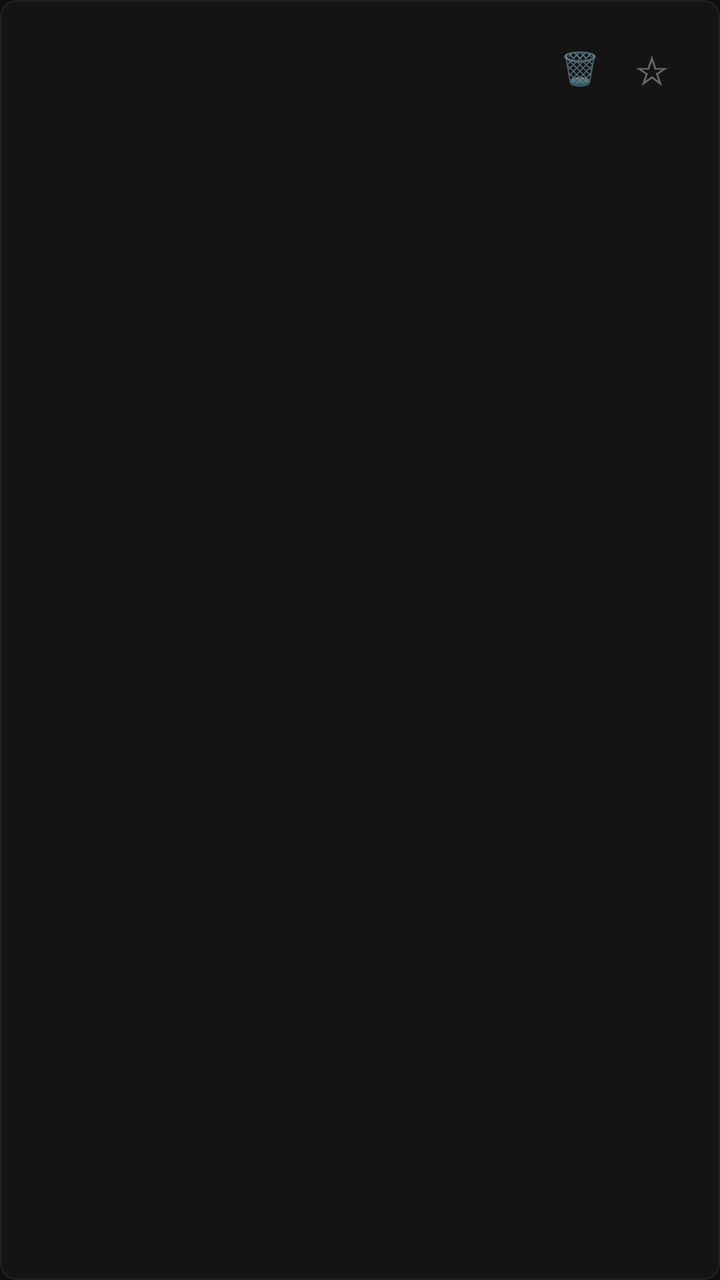
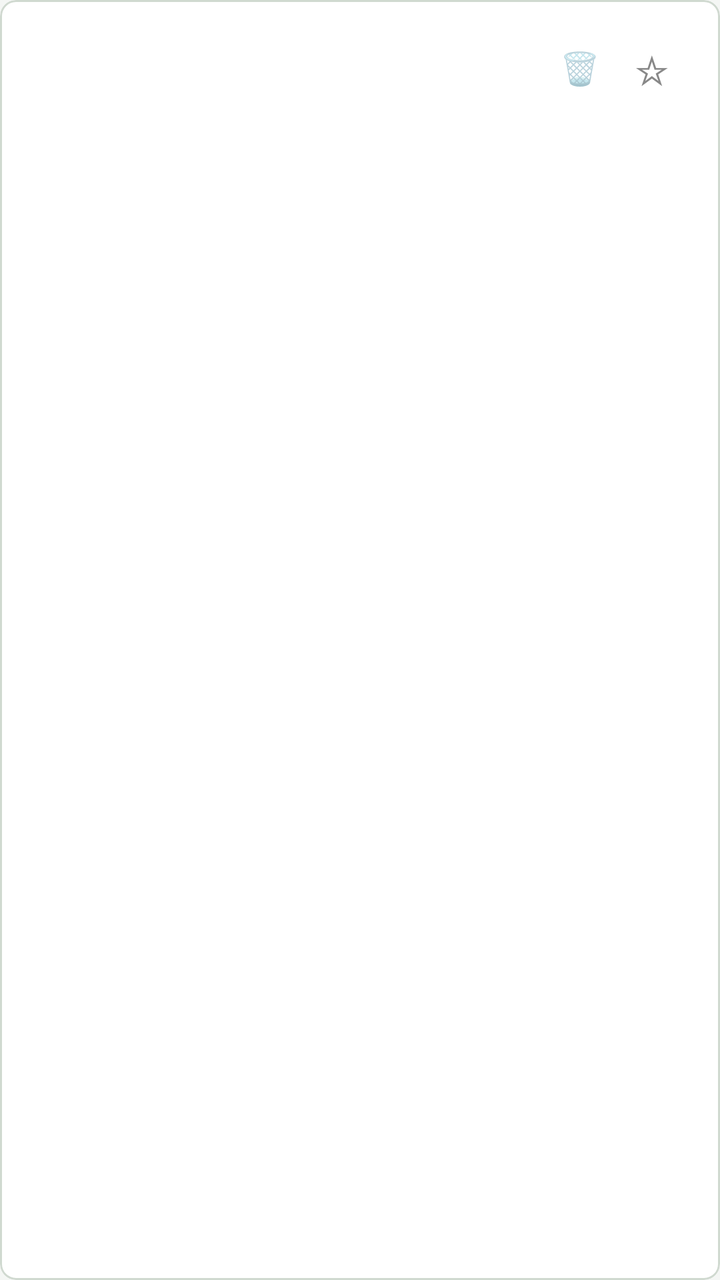

Two renders of the same Android screen: before a commit and after it. Below are the layout's source before the change and the commit's diff.
<!-- AndroidManifest.xml: application theme Theme.FontLens -->
<!-- res/layout/item_font_card.xml -->
<?xml version="1.0" encoding="utf-8"?>
<com.google.android.material.card.MaterialCardView
    xmlns:android="http://schemas.android.com/apk/res/android"
    xmlns:app="http://schemas.android.com/apk/res-auto"
    android:layout_width="match_parent"
    android:layout_height="wrap_content"
    android:layout_marginBottom="@dimen/card_spacing"
    android:clickable="true"
    android:focusable="true"
    app:cardBackgroundColor="@color/bg_surface"
    app:cardCornerRadius="@dimen/card_radius"
    app:cardElevation="0dp"
    app:strokeColor="@color/divider"
    app:strokeWidth="1dp">

    <androidx.constraintlayout.widget.ConstraintLayout
        android:layout_width="match_parent"
        android:layout_height="wrap_content"
        android:padding="@dimen/card_padding">

        <TextView
            android:id="@+id/tv_font_name"
            android:layout_width="0dp"
            android:layout_height="wrap_content"
            android:textColor="@color/text_primary"
            android:textSize="13sp"
            android:letterSpacing="0.05"
            android:textStyle="bold"
            app:layout_constraintEnd_toStartOf="@id/btn_remove"
            app:layout_constraintStart_toStartOf="parent"
            app:layout_constraintTop_toTopOf="parent" />

        <TextView
            android:id="@+id/tv_font_sub"
            android:layout_width="0dp"
            android:layout_height="wrap_content"
            android:layout_marginTop="2dp"
            android:textColor="@color/text_muted"
            android:textSize="11sp"
            app:layout_constraintEnd_toStartOf="@id/btn_remove"
            app:layout_constraintStart_toStartOf="parent"
            app:layout_constraintTop_toBottomOf="@id/tv_font_name" />

        <TextView
            android:id="@+id/btn_remove"
            android:layout_width="36dp"
            android:layout_height="36dp"
            android:gravity="center"
            android:text="🗑"
            android:textSize="16sp"
            android:clickable="true"
            android:focusable="true"
            android:background="?attr/selectableItemBackgroundBorderless"
            app:layout_constraintEnd_toStartOf="@id/btn_favorite"
            app:layout_constraintTop_toTopOf="parent" />

        <TextView
            android:id="@+id/btn_favorite"
            android:layout_width="36dp"
            android:layout_height="36dp"
            android:gravity="center"
            android:text="☆"
            android:textSize="20sp"
            android:textColor="@color/text_muted"
            android:clickable="true"
            android:focusable="true"
            android:background="?attr/selectableItemBackgroundBorderless"
            app:layout_constraintEnd_toEndOf="parent"
            app:layout_constraintTop_toTopOf="parent" />

        
        <TextView
            android:id="@+id/tv_preview_large"
            android:layout_width="match_parent"
            android:layout_height="wrap_content"
            android:layout_marginTop="12dp"
            android:textColor="@color/text_secondary"
            android:textSize="26sp"
            android:maxLines="2"
            android:ellipsize="end"
            android:lineSpacingMultiplier="1.2"
            app:layout_constraintEnd_toEndOf="parent"
            app:layout_constraintStart_toStartOf="parent"
            app:layout_constraintTop_toBottomOf="@id/tv_font_sub" />

        
        <TextView
            android:id="@+id/tv_preview_small"
            android:layout_width="0dp"
            android:layout_height="0dp"
            android:visibility="gone"
            app:layout_constraintEnd_toEndOf="parent"
            app:layout_constraintStart_toStartOf="parent"
            app:layout_constraintTop_toBottomOf="@id/tv_preview_large" />

    </androidx.constraintlayout.widget.ConstraintLayout>

</com.google.android.material.card.MaterialCardView>
<!-- resources referenced by this layout -->
<resources>
  <color name="bg_surface">#141414</color>
  <color name="divider">#1F1F1F</color>
  <color name="text_muted">#666666</color>
  <color name="text_primary">#E0E0E0</color>
  <color name="text_secondary">#AAAAAA</color>
  <dimen name="card_padding">16dp</dimen>
  <dimen name="card_radius">8dp</dimen>
  <dimen name="card_spacing">10dp</dimen>
  <style name="Theme.FontLens" parent="Theme.MaterialComponents.DayNight.NoActionBar">
          <item name="colorPrimary">@color/accent</item>
          <item name="colorPrimaryVariant">@color/accent_dim</item>
          <item name="colorOnPrimary">@color/bg_primary</item>
          <item name="colorSecondary">@color/accent</item>
          <item name="colorSurface">@color/bg_surface</item>
          <item name="colorOnSurface">@color/text_primary</item>
          <item name="android:colorBackground">@color/bg_primary</item>
          <item name="android:windowBackground">@color/bg_primary</item>
          <item name="android:statusBarColor">@color/bg_sidebar</item>
          <item name="android:navigationBarColor">@color/bg_sidebar</item>
          <item name="android:textColorPrimary">@color/text_primary</item>
          <item name="android:textColorSecondary">@color/text_secondary</item>
          <item name="materialCardViewStyle">@style/CardStyle</item>
      </style>
  <color name="accent">#E8C547</color>
  <color name="accent_dim">#1A1800</color>
  <color name="bg_primary">#0E0E0E</color>
  <color name="bg_sidebar">#0A0A0A</color>
  <style name="CardStyle" parent="Widget.MaterialComponents.CardView">
          <item name="cardBackgroundColor">@color/bg_surface</item>
          <item name="cardCornerRadius">8dp</item>
          <item name="cardElevation">0dp</item>
          <item name="strokeColor">@color/divider</item>
          <item name="strokeWidth">1dp</item>
      </style>
</resources>

<!-- the commit's change to res/layout/item_font_card.xml (unified diff, before → after) -->
@@ -7,10 +7,10 @@
     android:layout_marginBottom="@dimen/card_spacing"
     android:clickable="true"
     android:focusable="true"
-    app:cardBackgroundColor="@color/bg_surface"
+    app:cardBackgroundColor="?attr/bgSurface"
     app:cardCornerRadius="@dimen/card_radius"
     app:cardElevation="0dp"
-    app:strokeColor="@color/divider"
+    app:strokeColor="?attr/dividerColor"
     app:strokeWidth="1dp">
 
     <androidx.constraintlayout.widget.ConstraintLayout
@@ -22,8 +22,8 @@
             android:id="@+id/tv_font_name"
             android:layout_width="0dp"
             android:layout_height="wrap_content"
-            android:textColor="@color/text_primary"
-            android:textSize="13sp"
+            android:textColor="?attr/textPrimary"
+            android:textSize="16sp"
             android:letterSpacing="0.05"
             android:textStyle="bold"
             app:layout_constraintEnd_toStartOf="@id/btn_remove"
@@ -35,7 +35,7 @@
             android:layout_width="0dp"
             android:layout_height="wrap_content"
             android:layout_marginTop="2dp"
-            android:textColor="@color/text_muted"
+            android:textColor="?attr/textMuted"
             android:textSize="11sp"
             app:layout_constraintEnd_toStartOf="@id/btn_remove"
             app:layout_constraintStart_toStartOf="parent"
@@ -61,7 +61,7 @@
             android:gravity="center"
             android:text="☆"
             android:textSize="20sp"
-            android:textColor="@color/text_muted"
+            android:textColor="?attr/textMuted"
             android:clickable="true"
             android:focusable="true"
             android:background="?attr/selectableItemBackgroundBorderless"
@@ -74,7 +74,7 @@
             android:layout_width="match_parent"
             android:layout_height="wrap_content"
             android:layout_marginTop="12dp"
-            android:textColor="@color/text_secondary"
+            android:textColor="?attr/textSecondary"
             android:textSize="26sp"
             android:maxLines="2"
             android:ellipsize="end"
<!-- resource entries referenced after the edit -->
@@ -1,38 +1,45 @@
 <!-- resources referenced by this layout -->
 <resources>
-  <color name="bg_surface">#141414</color>
-  <color name="divider">#1F1F1F</color>
-  <color name="text_muted">#666666</color>
-  <color name="text_primary">#E0E0E0</color>
-  <color name="text_secondary">#AAAAAA</color>
   <dimen name="card_padding">16dp</dimen>
   <dimen name="card_radius">8dp</dimen>
   <dimen name="card_spacing">10dp</dimen>
-  <style name="Theme.FontLens" parent="Theme.MaterialComponents.DayNight.NoActionBar">
-          <item name="colorPrimary">@color/accent</item>
-          <item name="colorPrimaryVariant">@color/accent_dim</item>
-          <item name="colorOnPrimary">@color/bg_primary</item>
-          <item name="colorSecondary">@color/accent</item>
-          <item name="colorSurface">@color/bg_surface</item>
-          <item name="colorOnSurface">@color/text_primary</item>
-          <item name="android:colorBackground">@color/bg_primary</item>
-          <item name="android:windowBackground">@color/bg_primary</item>
-          <item name="android:statusBarColor">@color/bg_sidebar</item>
-          <item name="android:navigationBarColor">@color/bg_sidebar</item>
-          <item name="android:textColorPrimary">@color/text_primary</item>
-          <item name="android:textColorSecondary">@color/text_secondary</item>
-          <item name="materialCardViewStyle">@style/CardStyle</item>
+  <style name="Theme.FontLens" parent="Theme.FontLens.Green.Light" />
+  <style name="Theme.FontLens.Green.Light" parent="Theme.MaterialComponents.Light.NoActionBar">
+          <item name="colorPrimary">@color/green_light_accent</item>
+          <item name="colorPrimaryVariant">@color/green_light_accent_dim</item>
+          <item name="colorOnPrimary">#FFFFFF</item>
+          <item name="colorSecondary">@color/green_light_accent</item>
+          <item name="colorSurface">@color/green_light_bg_surface</item>
+          <item name="colorOnSurface">@color/green_light_text_primary</item>
+          <item name="android:colorBackground">@color/green_light_bg_primary</item>
+          <item name="android:windowBackground">@color/green_light_bg_primary</item>
+          <item name="android:statusBarColor">@color/green_light_bg_sidebar</item>
+          <item name="android:navigationBarColor">@color/green_light_bg_sidebar</item>
+          <item name="android:textColorPrimary">@color/green_light_text_primary</item>
+          <item name="android:textColorSecondary">@color/green_light_text_secondary</item>
+          
+          <item name="bgPrimary">@color/green_light_bg_primary</item>
+          <item name="bgSurface">@color/green_light_bg_surface</item>
+          <item name="bgElevated">@color/green_light_bg_elevated</item>
+          <item name="bgSidebar">@color/green_light_bg_sidebar</item>
+          <item name="accentColor">@color/green_light_accent</item>
+          <item name="accentDim">@color/green_light_accent_dim</item>
+          <item name="textPrimary">@color/green_light_text_primary</item>
+          <item name="textSecondary">@color/green_light_text_secondary</item>
+          <item name="textMuted">@color/green_light_text_muted</item>
+          <item name="dividerColor">@color/green_light_divider</item>
+          <item name="borderColor">@color/green_light_border</item>
       </style>
-  <color name="accent">#E8C547</color>
-  <color name="accent_dim">#1A1800</color>
-  <color name="bg_primary">#0E0E0E</color>
-  <color name="bg_sidebar">#0A0A0A</color>
-  <style name="CardStyle" parent="Widget.MaterialComponents.CardView">
-          <item name="cardBackgroundColor">@color/bg_surface</item>
-          <item name="cardCornerRadius">8dp</item>
-          <item name="cardElevation">0dp</item>
-          <item name="strokeColor">@color/divider</item>
-          <item name="strokeWidth">1dp</item>
-      </style>
+  <color name="green_light_accent">#2E7D32</color>
+  <color name="green_light_accent_dim">#C8E6C9</color>
+  <color name="green_light_bg_surface">#FFFFFF</color>
+  <color name="green_light_text_primary">#1B1B1B</color>
+  <color name="green_light_bg_primary">#F4F6F4</color>
+  <color name="green_light_bg_sidebar">#DDE5DD</color>
+  <color name="green_light_text_secondary">#4A4A4A</color>
+  <color name="green_light_bg_elevated">#EAEEEA</color>
+  <color name="green_light_text_muted">#888888</color>
+  <color name="green_light_divider">#D0D9D0</color>
+  <color name="green_light_border">#B8C8B8</color>
 </resources>
 
